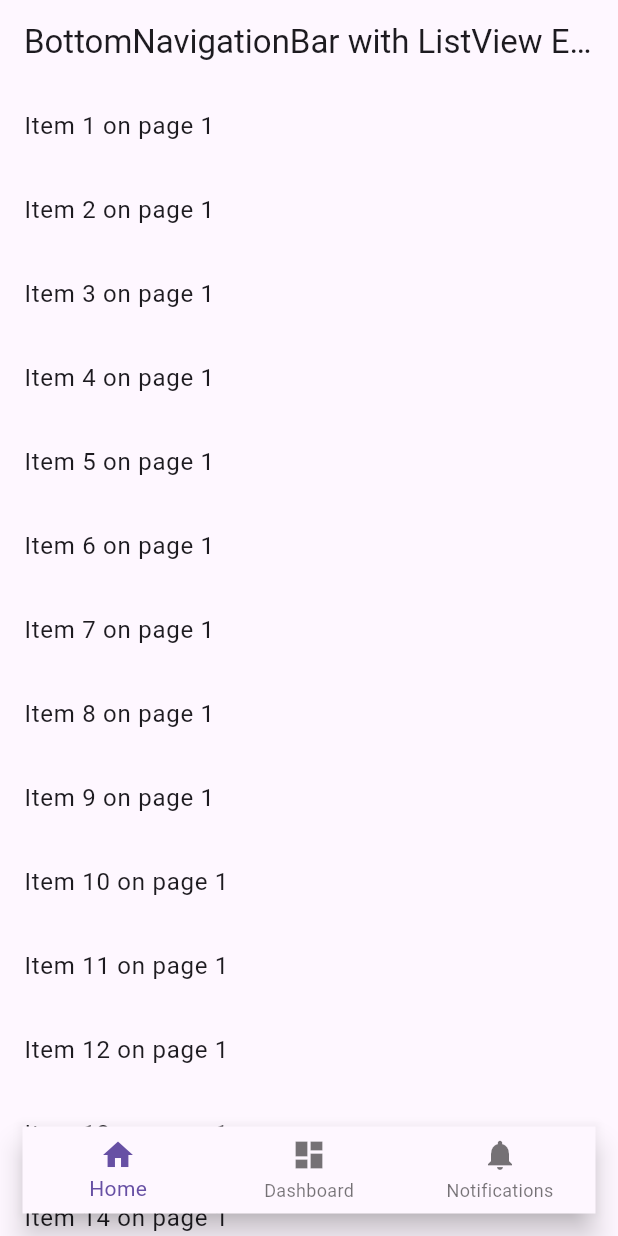
After one commit to IngNex/flutter_practice_pubdev, a Flutter app: the screen it shows after launch, after a tap on "BNB", on a phone screen of 412 x 824 dp. The commit adds this screen. Run offline on Flutter 3.47's test engine with Material 3 defaults, Android fonts, the phone set to English and light mode, and no system bars; our stand-ins replace curved_navigation_bar, dot_navigation_bar, firebase_core, firebase_storage, flutter_colorpicker, image_picker and 1 more; accounts and stored records are empty.

Commit message:
exmple elevation bottonnavigationbar

```diff
--- /dev/null
+++ b/lib/bottomnavigationbar.dart/main_bnb.dart
@@ -0,0 +1,128 @@
+import 'package:dot_navigation_bar/dot_navigation_bar.dart';
+import 'package:flutter/material.dart';
+import 'package:flutter_practice_navigationbar/bottomnavigationbar.dart/pages/home.dart';
+import 'package:flutter_practice_navigationbar/bottomnavigationbar.dart/pages/product.dart';
+import 'package:flutter_practice_navigationbar/bottomnavigationbar.dart/pages/profile.dart';
+import 'package:persistent_bottom_nav_bar/persistent_tab_view.dart';
+
+class MainNavigation extends StatelessWidget {
+  @override
+  Widget build(BuildContext context) {
+    return MaterialApp(home: MyHomePage());
+  }
+}
+
+// class MyHomePage extends StatefulWidget {
+//   @override
+//   _MyHomePageState createState() => _MyHomePageState();
+// }
+
+// class _MyHomePageState extends State<MyHomePage> {
+//   int _currentIndex = 0;
+
+//   @override
+//   Widget build(BuildContext context) {
+//     return Scaffold(
+//       appBar: AppBar(
+//         title: Text('Dot Navigation Bar Example'),
+//       ),
+//       extendBody: true,
+//       body: _buildScreens()[_currentIndex],
+//       bottomNavigationBar: Stack(
+//         children: [
+
+//           DotNavigationBar(
+//             currentIndex: _currentIndex,
+//             onTap: (index) {
+//               setState(() {
+//                 _currentIndex = index;
+//               });
+//             },
+//             items: [
+//               DotNavigationBarItem(
+//                 icon: Icon(Icons.home),
+//                 selectedColor: Colors.blue,
+//               ),
+//               DotNavigationBarItem(
+//                 icon: Icon(Icons.dashboard),
+//                 selectedColor: Colors.green,
+//               ),
+//               DotNavigationBarItem(
+//                 icon: Icon(Icons.notifications),
+//                 selectedColor: Colors.orange,
+//               ),
+//             ],
+//           ),
+//           Positioned(left: 0,right: 0, top: 10,child: CircleAvatar(radius: 10,)),
+//         ],
+//       ),
+//     );
+//   }
+
+//   List<Widget> _buildScreens() {
+//     return [
+//       Home(),
+//       Container(color: Colors.green, child: Center(child: Text('Dashboard Screen'))),
+//       Container(color: Colors.orange, child: Center(child: Text('Notifications Screen'))),
+//     ];
+//   }
+// }
+
+class MyHomePage extends StatefulWidget {
+  @override
+  _MyHomePageState createState() => _MyHomePageState();
+}
+
+class _MyHomePageState extends State<MyHomePage> {
+  int _selectedIndex = 0;
+
+  @override
+  Widget build(BuildContext context) {
+    return Scaffold(
+      appBar: AppBar(
+        title: Text('BottomNavigationBar with ListView Example'),
+      ),
+       extendBody: true,
+      body: _buildListView(_selectedIndex), // Muestra el ListView según el índice seleccionado
+      bottomNavigationBar: Padding(
+        padding: EdgeInsets.all(15),
+        child: BottomNavigationBar(
+          currentIndex: _selectedIndex,
+          onTap: (index) {
+            setState(() {
+              _selectedIndex = index; // Actualiza el índice seleccionado
+            });
+          },
+          items: [
+            BottomNavigationBarItem(
+              icon: Icon(Icons.home),
+              label: 'Home',
+            ),
+            BottomNavigationBarItem(
+              icon: Icon(Icons.dashboard),
+              label: 'Dashboard',
+            ),
+            BottomNavigationBarItem(
+              icon: Icon(Icons.notifications),
+              label: 'Notifications',
+            ),
+          ],
+        ),
+      ),
+    );
+  }
+
+  Widget _buildListView(int index) {
+    return ListView.builder(
+      itemCount: 100, // Cantidad de elementos en el ListView
+      itemBuilder: (context, idx) {
+        // El constructor itemBuilder se llama para cada elemento del ListView
+        // idx es el índice del elemento actual (0 a itemCount - 1)
+        return ListTile(
+          title: Text('Item ${idx + 1} on page ${index + 1}'), // Mostrar el número del elemento y la página actual
+        );
+      },
+    );
+  }
+
+}
--- /dev/null
+++ b/lib/bottomnavigationbar.dart/pages/home.dart
@@ -0,0 +1,17 @@
+import 'package:flutter/material.dart';
+
+class Home extends StatelessWidget {
+  const Home({super.key});
+
+  @override
+  Widget build(BuildContext context) {
+    return Expanded(child: ListView.builder(
+        itemCount: 100, // Cantidad de elementos en el ListView
+        itemBuilder: (context, index) {
+          // El constructor itemBuilder se llama para cada elemento del ListView
+          // index es el índice del elemento actual (0 a itemCount - 1)
+          return ListTile(
+            title: Text('Item ${index + 1}'), // Mostrar el número del elemento
+        );}));
+  }
+}
--- a/lib/main.dart
+++ b/lib/main.dart
@@ -25,6 +25,10 @@ class MyApp extends StatelessWidget {
       create: (context) => SwitchState(),
       child: MaterialApp(
         debugShowCheckedModeBanner: false,
+        theme: ThemeData(
+        primarySwatch: Colors.blue,
+        visualDensity: VisualDensity.adaptivePlatformDensity,
+      ),
         home: Pages(),
       ),
     );
--- a/lib/pages.dart
+++ b/lib/pages.dart
@@ -1,4 +1,5 @@
 import 'package:flutter/material.dart';
+import 'package:flutter_practice_navigationbar/bottomnavigationbar.dart/main_bnb.dart';
 import 'package:flutter_practice_navigationbar/menu/main_menu.dart';
 import 'package:flutter_practice_navigationbar/provider_firebase_storage/main_fb_storage.dart';
 import 'package:flutter_practice_navigationbar/switch_personal.dart/page.dart';
@@ -57,6 +58,16 @@ class Pages extends StatelessWidget {
               },
               child: const Text('Switch'),
             ),
+            ElevatedButton(
+              onPressed: () {
+                Navigator.of(context).push(
+                  MaterialPageRoute(
+                    builder: (context) =>  MainNavigation(),
+                  ),
+                );
+              },
+              child: const Text('BNB'),
+            ),
           ],
         ),
       ),
--- a/pubspec.yaml
+++ b/pubspec.yaml
@@ -30,12 +30,14 @@ environment:
 dependencies:
   cupertino_icons: ^1.0.2
   curved_navigation_bar: ^1.0.1
+  dot_navigation_bar: ^1.0.2
   firebase_core: ^2.24.0
   firebase_storage: ^11.5.3
   flutter:
     sdk: flutter
   flutter_colorpicker: ^1.0.3
   image_picker: ^1.0.4
+  persistent_bottom_nav_bar: ^5.0.2
   provider: ^6.1.1
 
 dev_dependencies:
```
Also changed, not shown: lib/bottomnavigationbar.dart/pages/details.dart (added, +10 -0 lines), lib/bottomnavigationbar.dart/pages/product.dart (added, +10 -0 lines), lib/bottomnavigationbar.dart/pages/profile.dart (added, +25 -0 lines), pubspec.lock.
